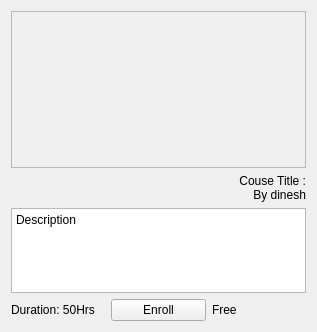
Old version of the form course.ui in the repository DineshDC/StudentDB.
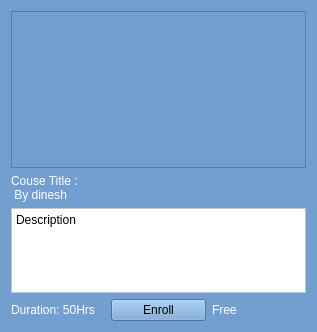
New version of the form.

What changed in the file:
```diff
--- a/course.ui
+++ b/course.ui
@@ -10,9 +10,28 @@
     <height>332</height>
    </rect>
   </property>
+  <property name="maximumSize">
+   <size>
+    <width>317</width>
+    <height>332</height>
+   </size>
+  </property>
   <property name="windowTitle">
    <string>Form</string>
   </property>
+  <property name="styleSheet">
+   <string notr="true">QWidget{
+background-color: rgb(114, 159, 207);
+}
+
+QLabel
+{
+	color: rgb(255, 255, 255);
+}
+QTextEdit {
+background-color: rgb(255, 255, 255);
+}</string>
+  </property>
   <layout class="QGridLayout" name="gridLayout">
    <item row="3" column="0" colspan="3">
     <widget class="QTextEdit" name="textEdit_Description">
@@ -69,7 +88,7 @@
  By dinesh</string>
      </property>
      <property name="alignment">
-      <set>Qt::AlignRight|Qt::AlignTrailing|Qt::AlignVCenter</set>
+      <set>Qt::AlignLeading|Qt::AlignLeft|Qt::AlignVCenter</set>
      </property>
     </widget>
    </item>
```
